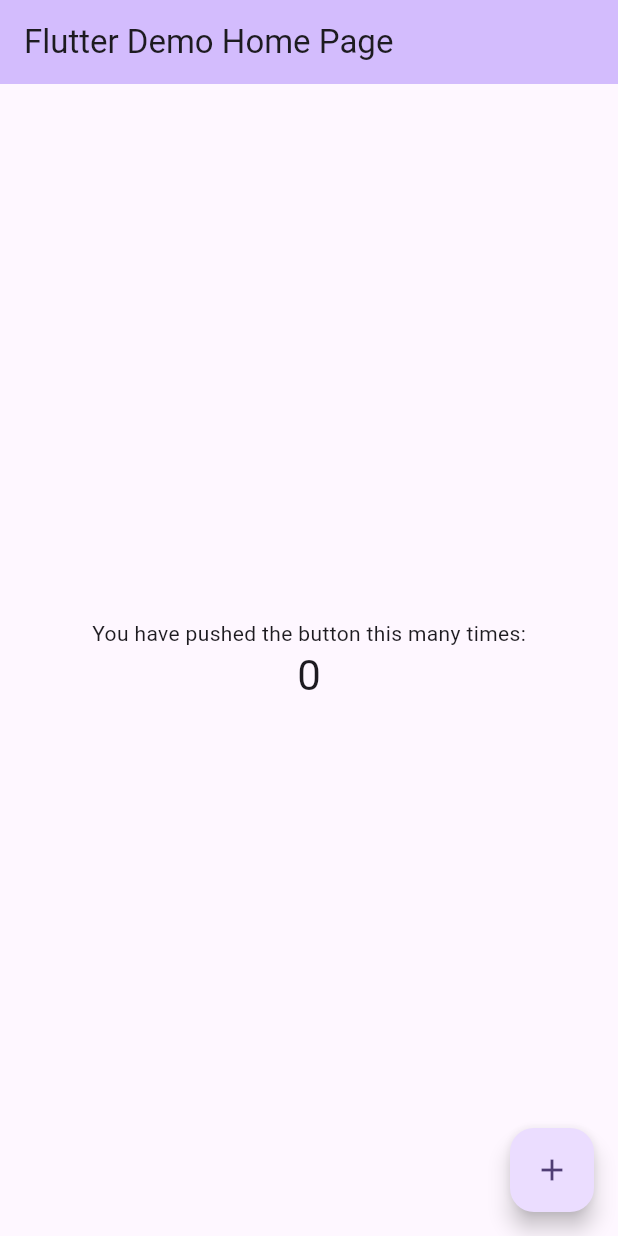
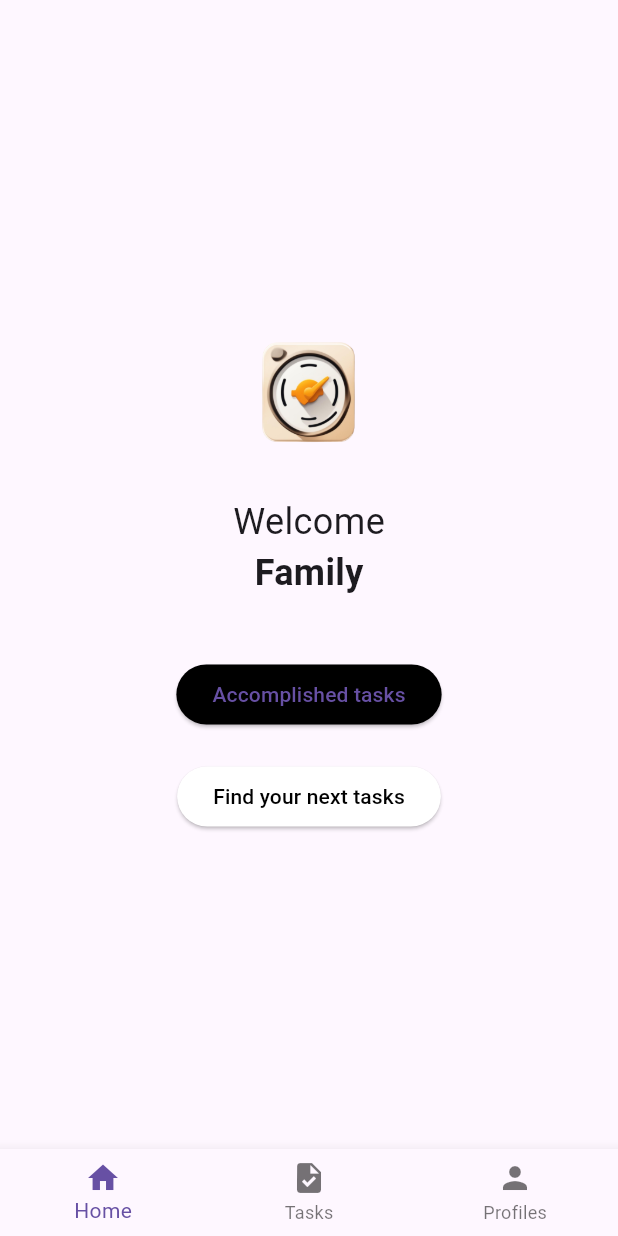
Before and after one commit to veaucaro/mobile_app_task_final, a Flutter app: the screen it shows after launch, on a phone screen of 412 x 824 dp. Run offline on Flutter 3.47's test engine with Material 3 defaults, Android fonts, the phone set to English and light mode, and no system bars.

Commit message:
repository pattern with provider + home_page.dart v1

```diff
--- a/lib/main.dart
+++ b/lib/main.dart
@@ -1,125 +1,36 @@
 import 'package:flutter/material.dart';
+import 'package:provider/provider.dart';
+import 'package:mobile_app_task_final/repositories/task_repository.dart';
+import 'package:mobile_app_task_final/services/task_service.dart';
+import 'package:mobile_app_task_final/providers/task_provider.dart';
+import 'package:mobile_app_task_final/views/home_page.dart';
+import 'package:mobile_app_task_final/views/accomplished_tasks_page.dart';
+import 'package:mobile_app_task_final/views/next_tasks_tasks_page.dart';
 
 void main() {
-  runApp(const MyApp());
+  runApp(MyApp());
 }
 
 class MyApp extends StatelessWidget {
-  const MyApp({super.key});
-
-  // This widget is the root of your application.
   @override
   Widget build(BuildContext context) {
-    return MaterialApp(
-      title: 'Flutter Demo',
-      theme: ThemeData(
-        // This is the theme of your application.
-        //
-        // TRY THIS: Try running your application with "flutter run". You'll see
-        // the application has a purple toolbar. Then, without quitting the app,
-        // try changing the seedColor in the colorScheme below to Colors.green
-        // and then invoke "hot reload" (save your changes or press the "hot
-        // reload" button in a Flutter-supported IDE, or press "r" if you used
-        // the command line to start the app).
-        //
-        // Notice that the counter didn't reset back to zero; the application
-        // state is not lost during the reload. To reset the state, use hot
-        // restart instead.
-        //
-        // This works for code too, not just values: Most code changes can be
-        // tested with just a hot reload.
-        colorScheme: ColorScheme.fromSeed(seedColor: Colors.deepPurple),
-        useMaterial3: true,
+    return MultiProvider(
+      providers: [
+        ChangeNotifierProvider(
+          create: (_) => TaskProvider(TaskService(TaskRepository())),
+        ),
+      ],
+      child: MaterialApp(
+        title: 'TaskRoller',
+        debugShowCheckedModeBanner: false,
+        theme: ThemeData(
+          primarySwatch: Colors.blue,
+        ),
+        initialRoute: '/',
+        routes: {
+          '/': (context) => HomePage(),
+          },
       ),
-      home: const MyHomePage(title: 'Flutter Demo Home Page'),
     );
   }
 }
-
-class MyHomePage extends StatefulWidget {
-  const MyHomePage({super.key, required this.title});
-
-  // This widget is the home page of your application. It is stateful, meaning
-  // that it has a State object (defined below) that contains fields that affect
-  // how it looks.
-
-  // This class is the configuration for the state. It holds the values (in this
-  // case the title) provided by the parent (in this case the App widget) and
-  // used by the build method of the State. Fields in a Widget subclass are
-  // always marked "final".
-
-  final String title;
-
-  @override
-  State<MyHomePage> createState() => _MyHomePageState();
-}
-
-class _MyHomePageState extends State<MyHomePage> {
-  int _counter = 0;
-
-  void _incrementCounter() {
-    setState(() {
-      // This call to setState tells the Flutter framework that something has
-      // changed in this State, which causes it to rerun the build method below
-      // so that the display can reflect the updated values. If we changed
-      // _counter without calling setState(), then the build method would not be
-      // called again, and so nothing would appear to happen.
-      _counter++;
-    });
-  }
-
-  @override
-  Widget build(BuildContext context) {
-    // This method is rerun every time setState is called, for instance as done
-    // by the _incrementCounter method above.
-    //
-    // The Flutter framework has been optimized to make rerunning build methods
-    // fast, so that you can just rebuild anything that needs updating rather
-    // than having to individually change instances of widgets.
-    return Scaffold(
-      appBar: AppBar(
-        // TRY THIS: Try changing the color here to a specific color (to
-        // Colors.amber, perhaps?) and trigger a hot reload to see the AppBar
-        // change color while the other colors stay the same.
-        backgroundColor: Theme.of(context).colorScheme.inversePrimary,
-        // Here we take the value from the MyHomePage object that was created by
-        // the App.build method, and use it to set our appbar title.
-        title: Text(widget.title),
-      ),
-      body: Center(
-        // Center is a layout widget. It takes a single child and positions it
-        // in the middle of the parent.
-        child: Column(
-          // Column is also a layout widget. It takes a list of children and
-          // arranges them vertically. By default, it sizes itself to fit its
-          // children horizontally, and tries to be as tall as its parent.
-          //
-          // Column has various properties to control how it sizes itself and
-          // how it positions its children. Here we use mainAxisAlignment to
-          // center the children vertically; the main axis here is the vertical
-          // axis because Columns are vertical (the cross axis would be
-          // horizontal).
-          //
-          // TRY THIS: Invoke "debug painting" (choose the "Toggle Debug Paint"
-          // action in the IDE, or press "p" in the console), to see the
-          // wireframe for each widget.
-          mainAxisAlignment: MainAxisAlignment.center,
-          children: <Widget>[
-            const Text(
-              'You have pushed the button this many times:',
-            ),
-            Text(
-              '$_counter',
-              style: Theme.of(context).textTheme.headlineMedium,
-            ),
-          ],
-        ),
-      ),
-      floatingActionButton: FloatingActionButton(
-        onPressed: _incrementCounter,
-        tooltip: 'Increment',
-        child: const Icon(Icons.add),
-      ), // This trailing comma makes auto-formatting nicer for build methods.
-    );
-  }
-}
--- /dev/null
+++ b/lib/models/task.dart
@@ -0,0 +1,6 @@
+class Task {
+  final String title;
+  final bool isCompleted;
+
+  Task({required this.title, required this.isCompleted});
+}
--- /dev/null
+++ b/lib/providers/task_provider.dart
@@ -0,0 +1,18 @@
+import 'package:flutter/material.dart';
+import 'package:mobile_app_task_final/services/task_service.dart';
+import 'package:mobile_app_task_final/models/task.dart';
+
+class TaskProvider with ChangeNotifier {
+  final TaskService service;
+
+  TaskProvider(this.service);
+
+  List<Task> _tasks = [];
+
+  List<Task> get tasks => _tasks;
+
+  void fetchTasks() {
+    _tasks = service.getTasks();
+    notifyListeners();
+  }
+}
--- /dev/null
+++ b/lib/repositories/task_repository.dart
@@ -0,0 +1,10 @@
+import 'package:mobile_app_task_final/models/task.dart';
+
+class TaskRepository {
+  List<Task> fetchTasks() {
+    return [
+      Task(title: 'Task 1', isCompleted: true),
+      Task(title: 'Task 2', isCompleted: false),
+    ];
+  }
+}
--- /dev/null
+++ b/lib/services/task_service.dart
@@ -0,0 +1,12 @@
+import 'package:mobile_app_task_final/repositories/task_repository.dart';
+import 'package:mobile_app_task_final/models/task.dart';
+
+class TaskService {
+  final TaskRepository repository;
+
+  TaskService(this.repository);
+
+  List<Task> getTasks() {
+    return repository.fetchTasks();
+  }
+}
--- /dev/null
+++ b/lib/views/accomplished_tasks_page.dart
@@ -0,0 +1,4 @@
+// page to summarize tasks accomplished
+
+import 'package:flutter/material.dart';
+import 'package:mobile_app_task_final/widgets/bottom_nav_bar.dart';
--- /dev/null
+++ b/lib/views/existing_names_page.dart
@@ -0,0 +1 @@
+// page to save people names
--- /dev/null
+++ b/lib/views/existing_tasks_page.dart
@@ -0,0 +1 @@
+// page to save task name
--- /dev/null
+++ b/lib/views/home_page.dart
@@ -0,0 +1,75 @@
+import 'package:flutter/material.dart';
+import 'package:provider/provider.dart';
+import 'package:mobile_app_task_final/providers/task_provider.dart';
+import 'package:mobile_app_task_final/widgets/bottom_nav_bar.dart';
+
+class HomePage extends StatefulWidget {
+  @override
+  _HomePageState createState() => _HomePageState();
+}
+
+class _HomePageState extends State<HomePage> {
+  @override
+  void initState() {
+    super.initState();
+    // Use a Future to ensure fetchTasks is called after the first build
+    WidgetsBinding.instance.addPostFrameCallback((_) {
+      Provider.of<TaskProvider>(context, listen: false).fetchTasks();
+    });
+  }
+
+  @override
+  Widget build(BuildContext context) {
+    final taskProvider = Provider.of<TaskProvider>(context);
+
+    return Scaffold(
+      body: Center(
+        child: Column(
+          mainAxisAlignment: MainAxisAlignment.center,
+          children: [
+            Image.asset('lib/assets/icon1.png', height: 100),
+            SizedBox(height: 20),
+            Text('Welcome', style: TextStyle(fontSize: 24)),
+            Text('Family', style: TextStyle(fontSize: 24, fontWeight: FontWeight.bold)),
+            SizedBox(height: 40),
+            ElevatedButton(
+              onPressed: () {
+                Navigator.pushNamed(context, '/accomplished_tasks');
+              },
+              style: ElevatedButton.styleFrom(
+                backgroundColor: Colors.black, // background color
+              ),
+              child: Text('Accomplished tasks'),
+            ),
+            SizedBox(height: 20),
+            ElevatedButton(
+              onPressed: () {
+                Navigator.pushNamed(context, '/next_tasks');
+              },
+              style: ElevatedButton.styleFrom(
+                foregroundColor: Colors.black, backgroundColor: Colors.white, // text color
+              ),
+              child: Text('Find your next tasks'),
+            ),
+          ],
+        ),
+      ),
+      bottomNavigationBar: BottomNavBar(
+        currentIndex: 0,
+        onTap: (index) {
+          switch (index) {
+            case 0:
+              Navigator.pushNamed(context, '/');
+              break;
+            case 1:
+              Navigator.pushNamed(context, '/tasks');
+              break;
+            case 2:
+              Navigator.pushNamed(context, '/profiles');
+              break;
+          }
+        },
+      ),
+    );
+  }
+}
--- /dev/null
+++ b/lib/views/next_tasks_find_results_page.dart
@@ -0,0 +1 @@
+// page 3 - check results
--- /dev/null
+++ b/lib/views/next_tasks_names_page.dart
@@ -0,0 +1 @@
+// page 2 - Find next tasks - names
--- /dev/null
+++ b/lib/views/next_tasks_results_page.dart
@@ -0,0 +1 @@
+// page 4 - Results
--- /dev/null
+++ b/lib/views/next_tasks_tasks_page.dart
@@ -0,0 +1 @@
+// page 1 - Find next tasks - tasks
--- /dev/null
+++ b/lib/widgets/bottom_nav_bar.dart
@@ -0,0 +1,23 @@
+// navigation bar
+
+import 'package:flutter/material.dart';
+
+class BottomNavBar extends StatelessWidget {
+  final int currentIndex;
+  final Function(int) onTap;
+
+  BottomNavBar({required this.currentIndex, required this.onTap});
+
+  @override
+  Widget build(BuildContext context) {
+    return BottomNavigationBar(
+      currentIndex: currentIndex,
+      onTap: onTap,
+      items: [
+        BottomNavigationBarItem(icon: Icon(Icons.home), label: 'Home'),
+        BottomNavigationBarItem(icon: Icon(Icons.task), label: 'Tasks'),
+        BottomNavigationBarItem(icon: Icon(Icons.person), label: 'Profiles'),
+      ],
+    );
+  }
+}
```
Also changed, not shown: pubspec.yaml (+4 -8 lines), lib/assets/icon1.png (added), lib/controllers/task_controller.dart (added), pubspec.lock.
